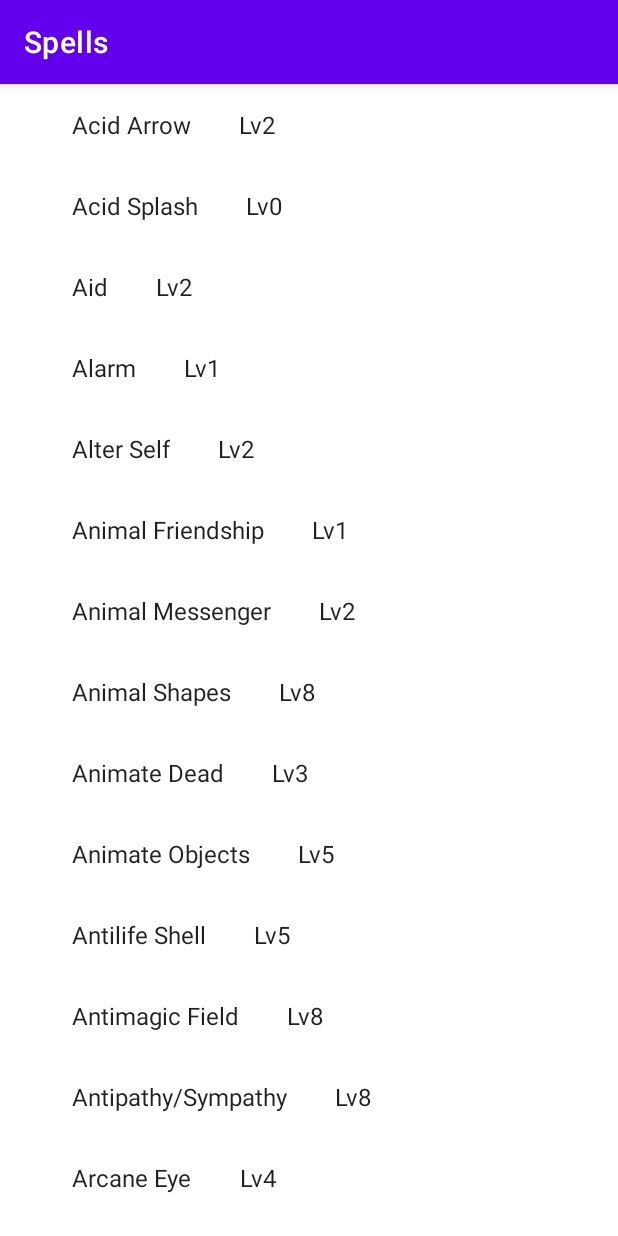
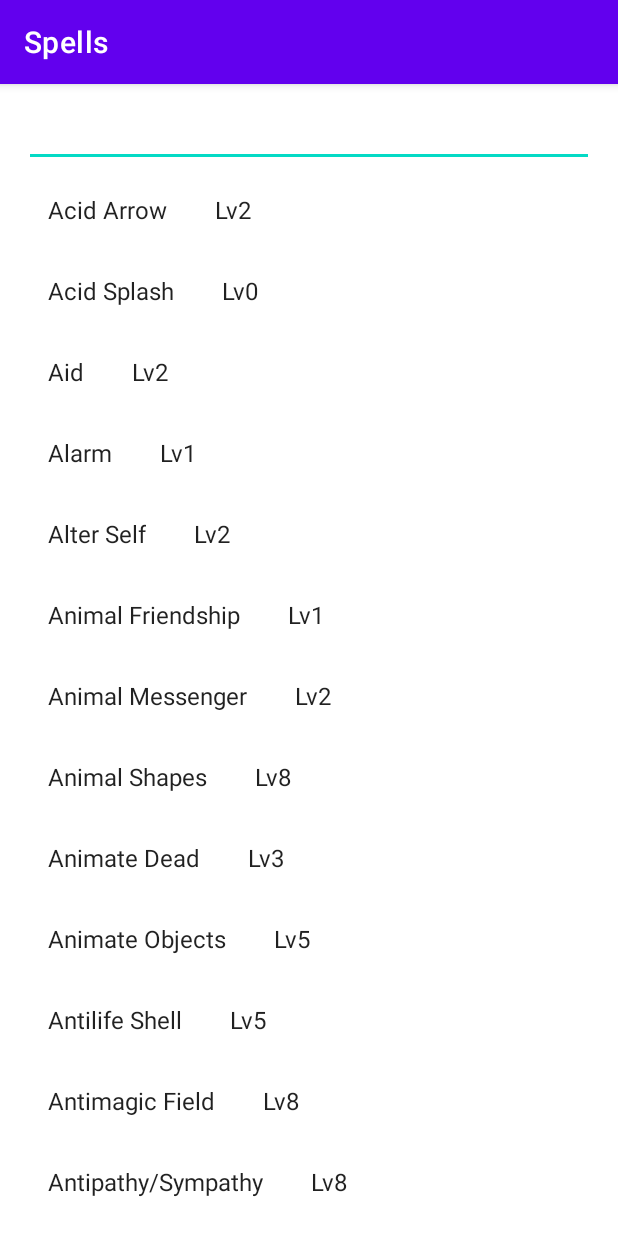
Before and after one commit to Markcanfly/dndspellbook, an Android app: the screen it shows after launch (ItemDetailHostActivity), on a phone screen of 412 x 824 dp. Run offline under Robolectric (Android 15) with nearby library versions, the phone set to English and light mode, and no system bars; our stand-ins replace Room's generated code, navigation-ui.

Commit message:
Add search bar

```diff
--- a/app/src/main/java/ga/markvar/dndspellbook/ItemListFragment.kt
+++ b/app/src/main/java/ga/markvar/dndspellbook/ItemListFragment.kt
@@ -7,6 +7,7 @@ import android.view.View
 import android.view.ViewGroup
 import android.widget.Toast
 import androidx.core.view.ViewCompat
+import androidx.core.widget.doOnTextChanged
 import androidx.fragment.app.Fragment
 import androidx.navigation.findNavController
 import androidx.recyclerview.widget.RecyclerView
@@ -114,6 +115,7 @@ class ItemListFragment : Fragment() {
             ).show()
             true
         }
+
         setupRecyclerView(recyclerView, onClickListener, onContextClickListener)
     }
 
@@ -127,11 +129,31 @@ class ItemListFragment : Fragment() {
             onContextClickListener
         )
         recyclerView.adapter = adapter
+
+        /**
+         * Search bar text change listener to update the RecyclerView
+         */
+        binding.searchBar!!.doOnTextChanged { text, _, _, _ ->
+            updateRWForSearch(adapter, text.toString())
+        }
+
         loadItemsInBackground(adapter)
+    }
+
+    private fun updateRWForSearch(adapter: SpellRWAdapter, query: String) {
+        thread {
+            val items = database.spellDao().search(query)
+
+            requireActivity().runOnUiThread {
+                adapter.update(items)
+            }
+        }
     }
 
     private fun loadItemsInBackground(adapter: SpellRWAdapter) {
         thread {
+
+
             val items = database.spellDao().getAll()
 
             requireActivity().runOnUiThread {
--- a/app/src/main/java/ga/markvar/dndspellbook/data/SpellDao.kt
+++ b/app/src/main/java/ga/markvar/dndspellbook/data/SpellDao.kt
@@ -13,6 +13,9 @@ interface SpellDao {
     @Query("SELECT * FROM spell WHERE index_name=:index_name")
     fun get(index_name: String): Spell?
 
+    @Query("SELECT * FROM spell WHERE (classes LIKE '%'||:query||'%') OR (name LIKE '%'||:query||'%') OR (level LIKE :query)")
+    fun search(query: String): List<Spell>
+
     @Insert
     fun insert(spell: Spell): Long
 
--- a/app/src/main/res/layout/fragment_item_list.xml
+++ b/app/src/main/res/layout/fragment_item_list.xml
@@ -8,14 +8,30 @@
     android:layout_marginStart="@dimen/container_horizontal_margin"
     android:layout_marginEnd="@dimen/container_horizontal_margin">
 
+    <EditText
+        android:id="@+id/search_bar"
+        android:layout_width="0dp"
+        android:layout_height="wrap_content"
+        android:layout_marginTop="10dp"
+        android:layout_marginBottom="1dp"
+        android:height="500dp"
+        android:inputType="text"
+        android:maxLines="1"
+        app:layout_constraintBottom_toTopOf="@+id/item_list"
+        app:layout_constraintEnd_toEndOf="parent"
+        app:layout_constraintStart_toStartOf="parent"
+        app:layout_constraintTop_toTopOf="parent" />
+
     <androidx.recyclerview.widget.RecyclerView
         android:id="@+id/item_list"
         android:name="ga.markvar.dndspellbook.ItemListFragment"
-        android:layout_width="match_parent"
-        android:layout_height="match_parent"
-        android:layout_marginLeft="16dp"
-        android:layout_marginRight="16dp"
+        android:layout_width="0dp"
+        android:layout_height="0dp"
         app:layoutManager="LinearLayoutManager"
+        app:layout_constraintBottom_toBottomOf="parent"
+        app:layout_constraintEnd_toEndOf="parent"
+        app:layout_constraintStart_toStartOf="parent"
+        app:layout_constraintTop_toBottomOf="@+id/search_bar"
         tools:context="ga.markvar.dndspellbook.ItemDetailHostActivity"
         tools:listitem="@layout/item_list_content" />
 </androidx.constraintlayout.widget.ConstraintLayout>
```
